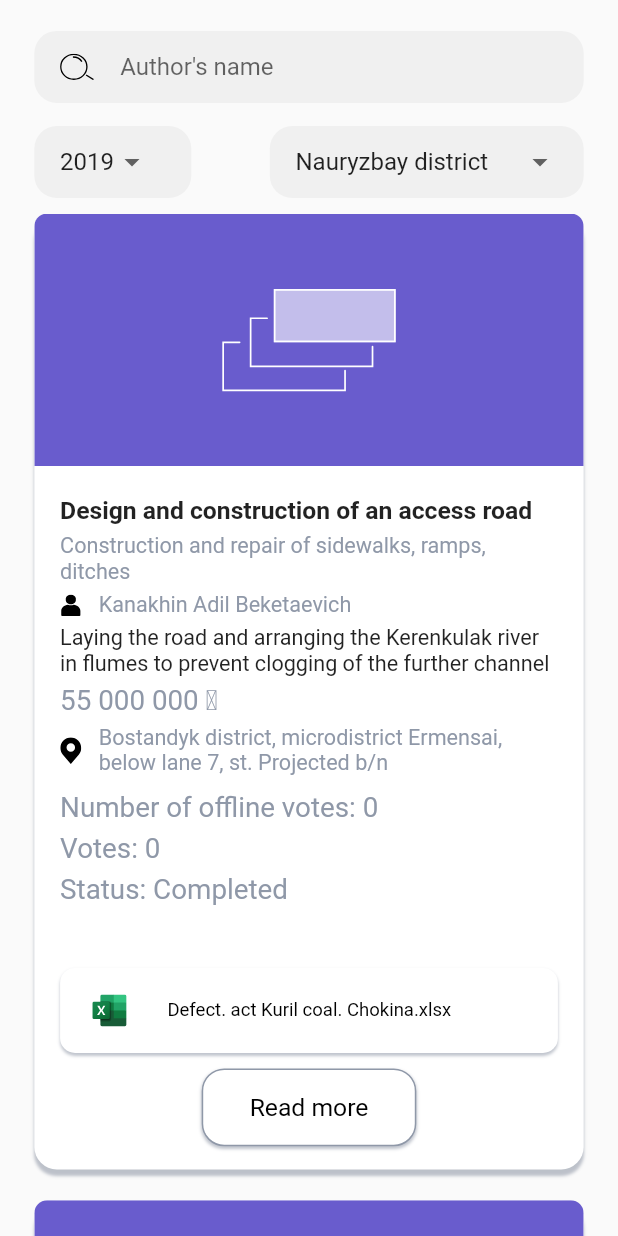
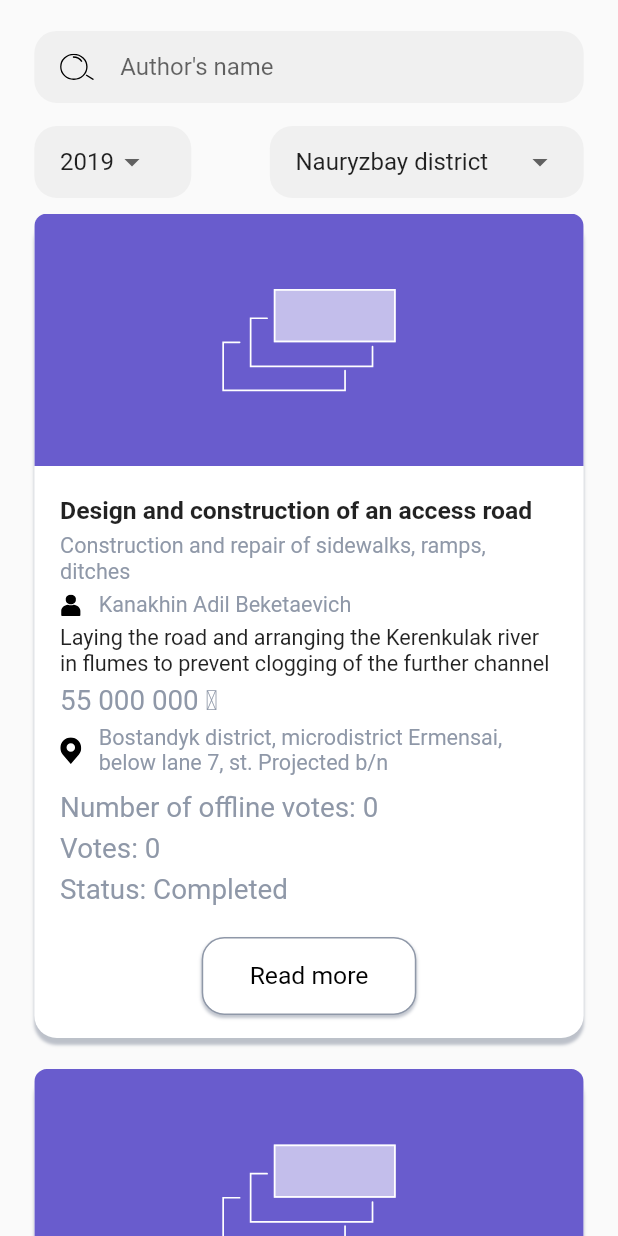
Before and after one commit to AsylzhanUbaidullaev/open_budget, a Flutter app: the ProjectsArchivePage widget shown alone on an empty page, opened directly, on a phone screen of 412 x 824 dp. Run offline on Flutter 3.47's test engine with Material 2 defaults, Android fonts, the phone set to English and light mode, and no system bars; our stand-ins replace connectivity, dio, easy_localization, flutter_multi_formatter, flutter_svg, fluttertoast and 2 more; Roboto replaces fonts that are missing (Manrope); project files that could hold a hidden picture were left out.

Commit message:
archive categories bottom sheet

```diff
--- a/lib/pages/projects_archive/ui/projects_archive_page.dart
+++ b/lib/pages/projects_archive/ui/projects_archive_page.dart
@@ -35,6 +35,8 @@ class _ProjectsArchivePageState extends State<ProjectsArchivePage> {
   ];
 
   TextEditingController searchController = TextEditingController();
+
+  List<bool> isReadMore = List.generate(6, (index) => false);
 
   @override
   Widget build(BuildContext context) {
@@ -160,18 +162,16 @@ class _ProjectsArchivePageState extends State<ProjectsArchivePage> {
         ),
         Expanded(
           child: ListView.separated(
+            padding: EdgeInsets.only(
+              bottom: getProportionateScreenHeight(250),
+            ),
             shrinkWrap: true,
             physics: const BouncingScrollPhysics(),
-            itemCount: 6 + 1,
+            itemCount: isReadMore.length,
             separatorBuilder: (_, index) => SizedBox(
               height: getProportionateScreenHeight(40),
             ),
             itemBuilder: (_, index) {
-              if (index == 6) {
-                return SizedBox(
-                  height: getProportionateScreenWidth(30),
-                );
-              }
               return Container(
                 padding: EdgeInsets.only(
                   bottom: getProportionateScreenHeight(30),
@@ -298,6 +298,9 @@ class _ProjectsArchivePageState extends State<ProjectsArchivePage> {
                         ),
                       ],
                     ),
+                    isReadMore[index]
+                        ? Column(
+                            children: [
                               index == 1 || index == 2
                                   ? _buildFile(
                                       AppSvgImages.power_point_ic,
@@ -311,8 +314,8 @@ class _ProjectsArchivePageState extends State<ProjectsArchivePage> {
                                     )
                                   : SizedBox(),
                               index == 2 || index == 3
-                        ? _buildFile(
-                            AppSvgImages.word_ic, 'Bauman Grove project.docx')
+                                  ? _buildFile(AppSvgImages.word_ic,
+                                      'Bauman Grove project.docx')
                                   : SizedBox(),
                               SizedBox(
                                 height: getProportionateScreenHeight(20),
@@ -322,8 +325,13 @@ class _ProjectsArchivePageState extends State<ProjectsArchivePage> {
                               SizedBox(
                                 height: getProportionateScreenHeight(20),
                               ),
+                            ],
+                          )
+                        : const SizedBox(),
                     InkWell(
-                      onTap: () {},
+                      onTap: () => setState(() {
+                        isReadMore[index] = !isReadMore[index];
+                      }),
                       child: Container(
                         width: getProportionateScreenWidth(250),
                         alignment: Alignment.center,
@@ -345,7 +353,7 @@ class _ProjectsArchivePageState extends State<ProjectsArchivePage> {
                               )
                             ]),
                         child: DefaultText(
-                          text: 'Read more',
+                          text: isReadMore[index] ? 'Read less' : 'Read more',
                           fontSize: 32,
                         ),
                       ),
--- a/lib/shared/theme.dart
+++ b/lib/shared/theme.dart
@@ -58,6 +58,15 @@ class AppSvgImages {
   static const String power_point_ic = "assets/images/svg/power_point.svg";
   static const String word_ic = "assets/images/svg/word.svg";
   static const String excel_ic = "assets/images/svg/excel.svg";
+  static const String all_categories = "assets/images/svg/all_categories.svg";
+  static const String tractor = "assets/images/svg/tractor.svg";
+  static const String area = "assets/images/svg/area.svg";
+  static const String trash = "assets/images/svg/trash.svg";
+  static const String lamp = "assets/images/svg/lamp.svg";
+  static const String road = "assets/images/svg/road.svg";
+  static const String bordur = "assets/images/svg/bordur.svg";
+  static const String dush = "assets/images/svg/dush.svg";
+  static const String forest = "assets/images/svg/forest.svg";
 
   static const String bottom_design = "assets/images/svg/bottom_design.svg";
   static const String bottom = "assets/images/png/bottom.png";
```
Also changed, not shown: lib/pages/index/ui/index_page.dart (+96 -0 lines), lib/pages/projects_archive/ui/widgets/category_bottom_sheet.dart (added, +102 -0 lines), assets/images/svg/all_categories.svg (added), assets/images/svg/area.svg (added), assets/images/svg/bordur.svg (added), assets/images/svg/dush.svg (added), assets/images/svg/forest.svg (added), assets/images/svg/lamp.svg (added), assets/images/svg/road.svg (added), assets/images/svg/tractor.svg (added), assets/images/svg/trash.svg (added). Lines whose indentation alone changed are shown as unchanged.
